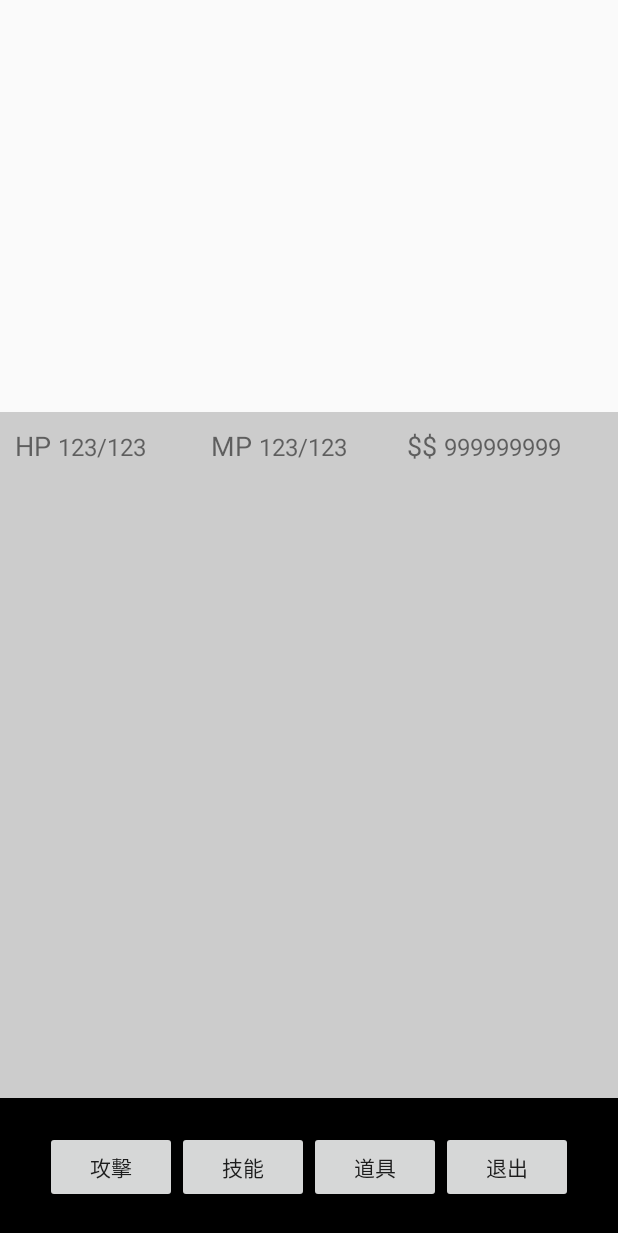
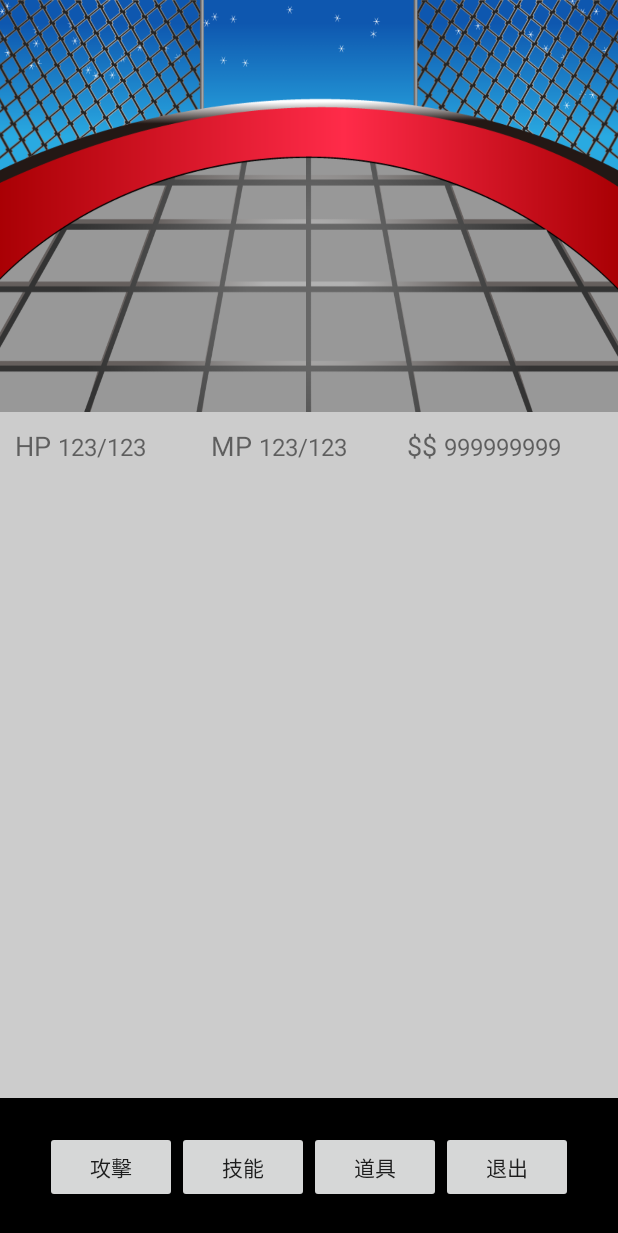
Before and after one commit to code09128/MyAppGame, an Android app: the BOSS screen opened directly, with no data from a screen before it, on a phone screen of 412 x 824 dp. Shown: the top 1233 px of the screen. Run offline under Robolectric (Android 15) with nearby library versions, the phone set to English and light mode, and no system bars.

Commit message:
update background

```diff
--- a/app/src/main/res/layout/activity_actor.xml
+++ b/app/src/main/res/layout/activity_actor.xml
@@ -16,7 +16,8 @@
         <ImageView
             android:id="@+id/imageView"
             android:layout_width="match_parent"
-            android:layout_height="match_parent" />
+            android:layout_height="match_parent"
+            android:background="@drawable/grassland"/>
 
     </LinearLayout>
 
--- a/app/src/main/res/layout/activity_boss.xml
+++ b/app/src/main/res/layout/activity_boss.xml
@@ -10,7 +10,15 @@
     <LinearLayout
         android:layout_width="match_parent"
         android:layout_height="0dp"
-        android:layout_weight="3"></LinearLayout>
+        android:layout_weight="3">
+
+        <ImageView
+            android:id="@+id/imageView"
+            android:layout_width="match_parent"
+            android:layout_height="match_parent"
+            android:background="@drawable/boss"/>
+
+    </LinearLayout>
 
     <LinearLayout
         android:layout_width="match_parent"
--- a/app/src/main/res/values/strings.xml
+++ b/app/src/main/res/values/strings.xml
@@ -1,3 +1,3 @@
 <resources>
-    <string name="app_name">放置PLAY</string>
+    <string name="app_name">破五關斬六將</string>
 </resources>
```
Also changed, not shown: app/src/main/res/drawable/boss.png (added), app/src/main/res/drawable/desert2_2.png (added), app/src/main/res/drawable/grassland.png (added), app/src/main/res/drawable/grassland1_2.png (added).
